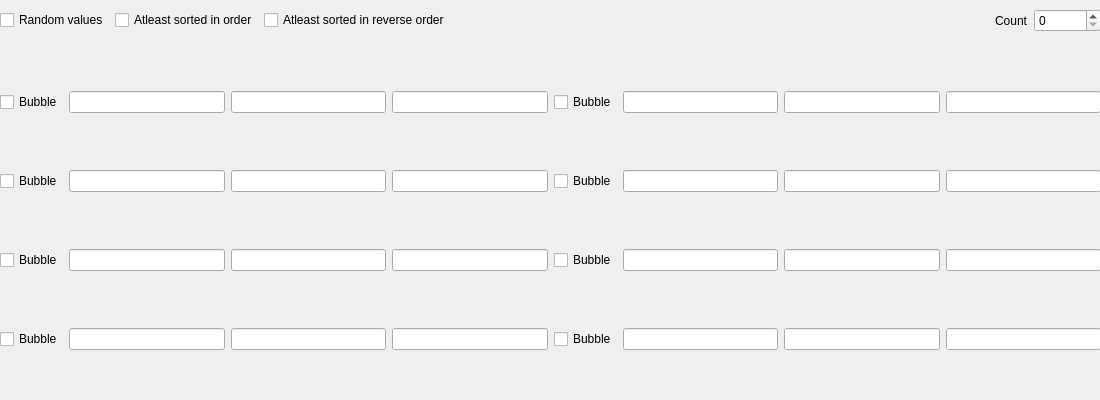
This is lab2/algorithms_efficiency_window.ui in Megarekrut65/4sem-ooop-lab2 as Qt 5 draws it before an edit. The edited form follows.
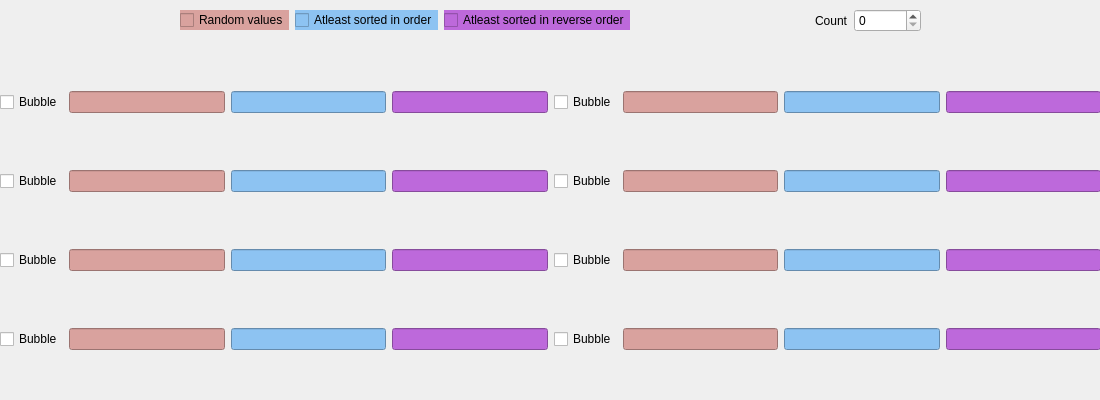
This is the edited form.

Commit message:
alg eff window ui improvment
line edit now have different colors

What changed in the file:
```diff
--- a/lab2/algorithms_efficiency_window.ui
+++ b/lab2/algorithms_efficiency_window.ui
@@ -60,16 +60,80 @@
         </item>
         <item>
          <widget class="QLineEdit" name="first_result_lineEdit">
+          <property name="styleSheet">
+           <string notr="true">background-color:#d9a29e;</string>
+          </property>
           <property name="text">
            <string/>
           </property>
+          <property name="alignment">
+           <set>Qt::AlignCenter</set>
+          </property>
          </widget>
         </item>
         <item>
-         <widget class="QLineEdit" name="second_result_lineEdit"/>
+         <widget class="QLineEdit" name="second_result_lineEdit">
+          <property name="styleSheet">
+           <string notr="true">background-color:#8dc3f2;</string>
+          </property>
+          <property name="alignment">
+           <set>Qt::AlignCenter</set>
+          </property>
+         </widget>
         </item>
         <item>
-         <widget class="QLineEdit" name="third_result_lineEdit"/>
+         <widget class="QLineEdit" name="third_result_lineEdit">
+          <property name="styleSheet">
+           <string notr="true">background-color: #bd69db;</string>
+          </property>
+          <property name="alignment">
+           <set>Qt::AlignCenter</set>
+          </property>
+         </widget>
+        </item>
+       </layout>
+      </item>
+      <item>
+       <layout class="QHBoxLayout" name="horizontalLayout_9">
+        <item>
+         <widget class="QCheckBox" name="checkBox_10">
+          <property name="text">
+           <string>Bubble</string>
+          </property>
+         </widget>
+        </item>
+        <item>
+         <widget class="QLineEdit" name="first_result_lineEdit_7">
+          <property name="styleSheet">
+           <string notr="true">background-color:#d9a29e;</string>
+          </property>
+          <property name="text">
+           <string/>
+          </property>
+          <property name="alignment">
+           <set>Qt::AlignCenter</set>
+          </property>
+         </widget>
+        </item>
+        <item>
+         <widget class="QLineEdit" name="second_result_lineEdit_7">
+          <property name="styleSheet">
+           <string notr="true">background-color:#8dc3f2;</string>
+          </property>
+          <property name="alignment">
+           <set>Qt::AlignCenter</set>
+          </property>
+         </widget>
+        </item>
+        <item>
+         <widget class="QLineEdit" name="third_result_lineEdit_7">
+          <property name="styleSheet">
+           <string notr="true">background-color: #bd69db;</string>
+          </property>
+          <property name="alignment">
+           <set>Qt::AlignCenter</set>
+          </property>
+         </widget>
         </item>
        </layout>
       </item>
@@ -84,16 +148,36 @@
         </item>
         <item>
          <widget class="QLineEdit" name="first_result_lineEdit_2">
+          <property name="styleSheet">
+           <string notr="true">background-color:#d9a29e;</string>
+          </property>
           <property name="text">
            <string/>
           </property>
+          <property name="alignment">
+           <set>Qt::AlignCenter</set>
+          </property>
          </widget>
         </item>
         <item>
-         <widget class="QLineEdit" name="second_result_lineEdit_2"/>
+         <widget class="QLineEdit" name="second_result_lineEdit_2">
+          <property name="styleSheet">
+           <string notr="true">background-color:#8dc3f2;</string>
+          </property>
+          <property name="alignment">
+           <set>Qt::AlignCenter</set>
+          </property>
+         </widget>
         </item>
         <item>
-         <widget class="QLineEdit" name="third_result_lineEdit_2"/>
+         <widget class="QLineEdit" name="third_result_lineEdit_2">
+          <property name="styleSheet">
+           <string notr="true">background-color: #bd69db;</string>
+          </property>
+          <property name="alignment">
+           <set>Qt::AlignCenter</set>
+          </property>
+         </widget>
         </item>
        </layout>
       </item>
@@ -108,49 +192,45 @@
         </item>
         <item>
          <widget class="QLineEdit" name="first_result_lineEdit_8">
+          <property name="styleSheet">
+           <string notr="true">background-color:#d9a29e;</string>
+          </property>
           <property name="text">
            <string/>
           </property>
+          <property name="alignment">
+           <set>Qt::AlignCenter</set>
+          </property>
          </widget>
         </item>
         <item>
-         <widget class="QLineEdit" name="second_result_lineEdit_8"/>
-        </item>
-        <item>
-         <widget class="QLineEdit" name="third_result_lineEdit_8"/>
-        </item>
-       </layout>
-      </item>
-      <item>
-       <layout class="QHBoxLayout" name="horizontalLayout_11">
-        <item>
-         <widget class="QCheckBox" name="checkBox_12">
-          <property name="text">
-           <string>Bubble</string>
+         <widget class="QLineEdit" name="second_result_lineEdit_8">
+          <property name="styleSheet">
+           <string notr="true">background-color:#8dc3f2;</string>
           </property>
+          <property name="alignment">
+           <set>Qt::AlignCenter</set>
+          </property>
          </widget>
         </item>
         <item>
-         <widget class="QLineEdit" name="first_result_lineEdit_9">
-          <property name="text">
-           <string/>
+         <widget class="QLineEdit" name="third_result_lineEdit_8">
+          <property name="styleSheet">
+           <string notr="true">background-color: #bd69db;</string>
           </property>
+          <property name="alignment">
+           <set>Qt::AlignCenter</set>
+          </property>
          </widget>
         </item>
-        <item>
-         <widget class="QLineEdit" name="second_result_lineEdit_9"/>
-        </item>
-        <item>
-         <widget class="QLineEdit" name="third_result_lineEdit_9"/>
-        </item>
        </layout>
       </item>
      </layout>
     </item>
     <item>
-     <layout class="QVBoxLayout" name="verticalLayout_3">
+     <layout class="QVBoxLayout" name="verticalLayout_6">
       <item>
-       <layout class="QHBoxLayout" name="horizontalLayout_6">
+       <layout class="QHBoxLayout" name="horizontalLayout_16">
         <item>
          <widget class="QCheckBox" name="checkBox_7">
           <property name="text">
@@ -159,22 +239,42 @@
          </widget>
         </item>
         <item>
-         <widget class="QLineEdit" name="first_result_lineEdit_4">
+         <widget class="QLineEdit" name="first_result_lineEdit_14">
+          <property name="styleSheet">
+           <string notr="true">background-color:#d9a29e;</string>
+          </property>
           <property name="text">
            <string/>
           </property>
+          <property name="alignment">
+           <set>Qt::AlignCenter</set>
+          </property>
          </widget>
         </item>
         <item>
-         <widget class="QLineEdit" name="second_result_lineEdit_4"/>
+         <widget class="QLineEdit" name="second_result_lineEdit_14">
+          <property name="styleSheet">
+           <string notr="true">background-color:#8dc3f2;</string>
+          </property>
+          <property name="alignment">
+           <set>Qt::AlignCenter</set>
+          </property>
+         </widget>
         </item>
         <item>
-         <widget class="QLineEdit" name="third_result_lineEdit_4"/>
+         <widget class="QLineEdit" name="third_result_lineEdit_14">
+          <property name="styleSheet">
+           <string notr="true">background-color: #bd69db;</string>
+          </property>
+          <property name="alignment">
+           <set>Qt::AlignCenter</set>
+          </property>
+         </widget>
         </item>
        </layout>
       </item>
       <item>
-       <layout class="QHBoxLayout" name="horizontalLayout_5">
+       <layout class="QHBoxLayout" name="horizontalLayout_17">
         <item>
          <widget class="QCheckBox" name="checkBox_6">
           <property name="text">
@@ -183,22 +283,42 @@
          </widget>
         </item>
         <item>
-         <widget class="QLineEdit" name="first_result_lineEdit_3">
+         <widget class="QLineEdit" name="first_result_lineEdit_15">
+          <property name="styleSheet">
+           <string notr="true">background-color:#d9a29e;</string>
+          </property>
           <property name="text">
            <string/>
           </property>
+          <property name="alignment">
+           <set>Qt::AlignCenter</set>
+          </property>
          </widget>
         </item>
         <item>
-         <widget class="QLineEdit" name="second_result_lineEdit_3"/>
+         <widget class="QLineEdit" name="second_result_lineEdit_15">
+          <property name="styleSheet">
+           <string notr="true">background-color:#8dc3f2;</string>
+          </property>
+          <property name="alignment">
+           <set>Qt::AlignCenter</set>
+          </property>
+         </widget>
         </item>
         <item>
-         <widget class="QLineEdit" name="third_result_lineEdit_3"/>
+         <widget class="QLineEdit" name="third_result_lineEdit_15">
+          <property name="styleSheet">
+           <string notr="true">background-color: #bd69db;</string>
+          </property>
+          <property name="alignment">
+           <set>Qt::AlignCenter</set>
+          </property>
+         </widget>
         </item>
        </layout>
       </item>
       <item>
-       <layout class="QHBoxLayout" name="horizontalLayout_7">
+       <layout class="QHBoxLayout" name="horizontalLayout_18">
         <item>
          <widget class="QCheckBox" name="checkBox_8">
           <property name="text">
@@ -207,22 +327,42 @@
          </widget>
         </item>
         <item>
-         <widget class="QLineEdit" name="first_result_lineEdit_5">
+         <widget class="QLineEdit" name="first_result_lineEdit_16">
+          <property name="styleSheet">
+           <string notr="true">background-color:#d9a29e;</string>
+          </property>
           <property name="text">
            <string/>
           </property>
+          <property name="alignment">
+           <set>Qt::AlignCenter</set>
+          </property>
          </widget>
         </item>
         <item>
-         <widget class="QLineEdit" name="second_result_lineEdit_5"/>
+         <widget class="QLineEdit" name="second_result_lineEdit_16">
+          <property name="styleSheet">
+           <string notr="true">background-color:#8dc3f2;</string>
+          </property>
+          <property name="alignment">
+           <set>Qt::AlignCenter</set>
+          </property>
+         </widget>
         </item>
         <item>
-         <widget class="QLineEdit" name="third_result_lineEdit_5"/>
+         <widget class="QLineEdit" name="third_result_lineEdit_16">
+          <property name="styleSheet">
+           <string notr="true">background-color: #bd69db;</string>
+          </property>
+          <property name="alignment">
+           <set>Qt::AlignCenter</set>
+          </property>
+         </widget>
         </item>
        </layout>
       </item>
       <item>
-       <layout class="QHBoxLayout" name="horizontalLayout_8">
+       <layout class="QHBoxLayout" name="horizontalLayout_19">
         <item>
          <widget class="QCheckBox" name="checkBox_9">
           <property name="text">
@@ -231,17 +371,37 @@
          </widget>
         </item>
         <item>
-         <widget class="QLineEdit" name="first_result_lineEdit_6">
+         <widget class="QLineEdit" name="first_result_lineEdit_17">
+          <property name="styleSheet">
+           <string notr="true">background-color:#d9a29e;</string>
+          </property>
           <property name="text">
            <string/>
           </property>
+          <property name="alignment">
+           <set>Qt::AlignCenter</set>
+          </property>
          </widget>
         </item>
         <item>
-         <widget class="QLineEdit" name="second_result_lineEdit_6"/>
+         <widget class="QLineEdit" name="second_result_lineEdit_17">
+          <property name="styleSheet">
+           <string notr="true">background-color:#8dc3f2;</string>
+          </property>
+          <property name="alignment">
+           <set>Qt::AlignCenter</set>
+          </property>
+         </widget>
         </item>
         <item>
-         <widget class="QLineEdit" name="third_result_lineEdit_6"/>
+         <widget class="QLineEdit" name="third_result_lineEdit_17">
+          <property name="styleSheet">
+           <string notr="true">background-color: #bd69db;</string>
+          </property>
+          <property name="alignment">
+           <set>Qt::AlignCenter</set>
+          </property>
+         </widget>
         </item>
        </layout>
       </item>
@@ -249,7 +409,7 @@
     </item>
    </layout>
   </widget>
-  <widget class="QWidget" name="">
+  <widget class="QWidget" name="layoutWidget">
    <property name="geometry">
     <rect>
      <x>0</x>
@@ -259,8 +419,24 @@
     </rect>
    </property>
    <layout class="QHBoxLayout" name="_2">
+    <item>
+     <spacer name="horizontalSpacer_2">
+      <property name="orientation">
+       <enum>Qt::Horizontal</enum>
+      </property>
+      <property name="sizeHint" stdset="0">
+       <size>
+        <width>40</width>
+        <height>20</height>
+       </size>
+      </property>
+     </spacer>
+    </item>
     <item>
      <widget class="QCheckBox" name="checkBox_4">
+      <property name="styleSheet">
+       <string notr="true">background-color:#d9a29e;</string>
+      </property>
       <property name="text">
        <string>Random values</string>
       </property>
@@ -268,6 +444,9 @@
     </item>
     <item>
      <widget class="QCheckBox" name="checkBox_2">
+      <property name="styleSheet">
+       <string notr="true">background-color:#8dc3f2;</string>
+      </property>
       <property name="text">
        <string>Atleast sorted in order</string>
       </property>
@@ -275,6 +454,9 @@
     </item>
     <item>
      <widget class="QCheckBox" name="checkBox_3">
+      <property name="styleSheet">
+       <string notr="true">background-color: #bd69db;</string>
+      </property>
       <property name="text">
        <string>Atleast sorted in reverse order</string>
       </property>
@@ -287,7 +469,7 @@
       </property>
       <property name="sizeHint" stdset="0">
        <size>
-        <width>30</width>
+        <width>40</width>
         <height>20</height>
        </size>
       </property>
@@ -313,6 +495,19 @@
       </property>
      </widget>
     </item>
+    <item>
+     <spacer name="horizontalSpacer_3">
+      <property name="orientation">
+       <enum>Qt::Horizontal</enum>
+      </property>
+      <property name="sizeHint" stdset="0">
+       <size>
+        <width>40</width>
+        <height>20</height>
+       </size>
+      </property>
+     </spacer>
+    </item>
    </layout>
   </widget>
  </widget>
```
Left out of the diff: 11 changed lines with no effect on the pictures.
